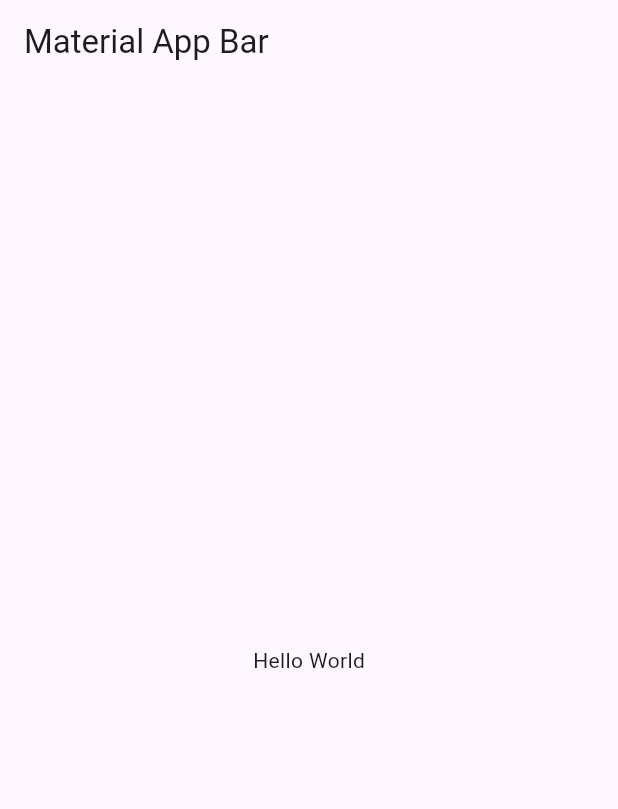
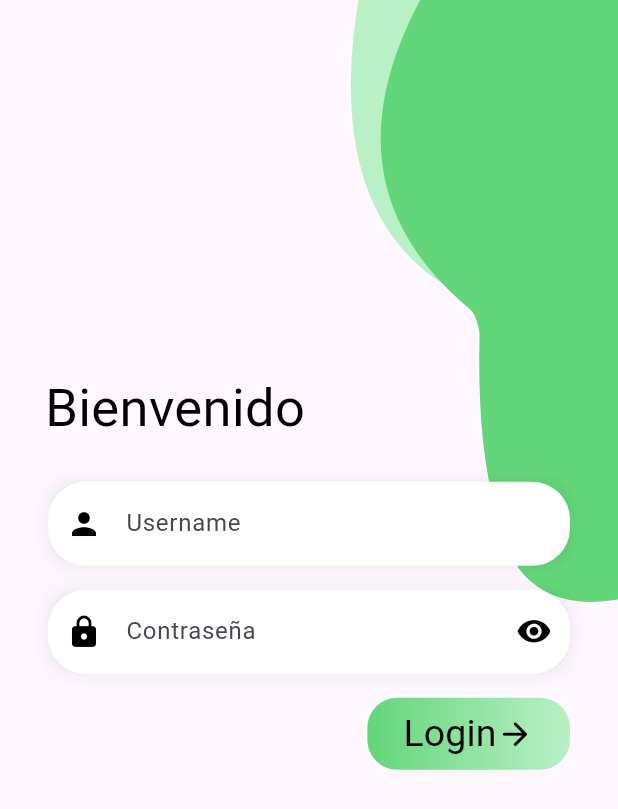
Before and after one commit to UrielRoblesG/task_manager, a Flutter app: the screen it shows after launch, on a phone screen of 412 x 824 dp. Shown: the top 809 px of the screen. Run offline on Flutter 3.47's test engine with Material 3 defaults, Android fonts, the phone set to English and light mode, and no system bars; our stand-ins replace bloc, equatable, flutter_bloc, shared_preferences.

Commit message:
Login funcional

```diff
--- /dev/null
+++ b/lib/blocs/auth/auth_bloc.dart
@@ -0,0 +1,47 @@
+import 'dart:async';
+
+import 'package:bloc/bloc.dart';
+import 'package:equatable/equatable.dart';
+import 'package:task_manager/services/services.dart';
+
+part 'auth_event.dart';
+part 'auth_state.dart';
+
+class AuthBloc extends Bloc<AuthEvent, AuthState> {
+  final AuthService authService;
+  AuthBloc({required this.authService})
+      : super(const AuthState(status: AuthStatus.initial)) {
+    on<AuthEvent>((event, emit) {});
+    on<OnAppStarted>(_onAppStarted);
+    on<OnLoggedIn>(_onLoggedIn);
+    on<OnLoggedOut>(_onLoggedOut);
+  }
+
+  FutureOr<void> _onAppStarted(
+      OnAppStarted event, Emitter<AuthState> emit) async {
+    final token = await authService.hasToken();
+
+    if (token != null) {
+      emit(state.copyWith(token: token, status: AuthStatus.success));
+    } else {
+      emit(state.copyWith(status: AuthStatus.initial));
+    }
+  }
+
+  FutureOr<void> _onLoggedIn(OnLoggedIn event, Emitter<AuthState> emit) async {
+    emit(state.copyWith(status: AuthStatus.loading));
+
+    await Future.delayed(const Duration(milliseconds: 1500));
+    final token = await authService.loggin();
+
+    if (token == null) {
+      emit(state.copyWith(
+          status: AuthStatus.error, msg: 'Error al tratar de iniciar sesión'));
+      return;
+    }
+
+    emit(state.copyWith(status: AuthStatus.success, token: token));
+  }
+
+  FutureOr<void> _onLoggedOut(OnLoggedOut event, Emitter<AuthState> emit) {}
+}
--- /dev/null
+++ b/lib/blocs/auth/auth_event.dart
@@ -0,0 +1,20 @@
+part of 'auth_bloc.dart';
+
+sealed class AuthEvent extends Equatable {
+  const AuthEvent();
+}
+
+class OnAppStarted extends AuthEvent {
+  @override
+  List<Object?> get props => throw UnimplementedError();
+}
+
+class OnLoggedIn extends AuthEvent {
+  @override
+  List<Object?> get props => [];
+}
+
+class OnLoggedOut extends AuthEvent {
+  @override
+  List<Object?> get props => [];
+}
--- /dev/null
+++ b/lib/blocs/auth/auth_state.dart
@@ -0,0 +1,34 @@
+part of 'auth_bloc.dart';
+
+enum AuthStatus { initial, loading, success, error }
+
+class AuthState extends Equatable {
+  final AuthStatus status;
+  final String? token;
+  final String? msg;
+
+  const AuthState({required this.status, this.msg, this.token});
+
+  AuthState copyWith({AuthStatus? status, String? token, String? msg}) =>
+      AuthState(
+          status: status ?? this.status,
+          token: token ?? this.token,
+          msg: msg ?? this.msg);
+
+  @override
+  List<Object?> get props => [token, status, msg];
+}
+
+// final class AuthInitial extends AuthState {
+//   const AuthInitial() : super('');
+// }
+
+// final class Authenticated extends AuthState {
+//   final String token;
+
+//   const Authenticated({required this.token}) : super(token);
+// }
+
+// final class UnAuthenticated extends AuthState {
+//   const UnAuthenticated() : super('');
+// }
--- a/lib/main.dart
+++ b/lib/main.dart
@@ -1,21 +1,42 @@
 import 'package:flutter/material.dart';
+import 'package:task_manager/blocs/auth/auth_bloc.dart';
+import 'package:task_manager/pages/pages.dart';
+import 'package:flutter_bloc/flutter_bloc.dart';
+import 'package:task_manager/services/services.dart';
 
-void main() => runApp(const MyApp());
+void main() async {
+  WidgetsFlutterBinding.ensureInitialized();
+  final authService = AuthService();
+  await authService.initialize();
+  runApp(BlocProvider(
+    create: (context) => AuthBloc(authService: authService),
+    child: const MyApp(),
+  ));
+}
 
 class MyApp extends StatelessWidget {
   const MyApp({super.key});
 
   @override
   Widget build(BuildContext context) {
+    context.read<AuthBloc>().add(OnAppStarted());
     return MaterialApp(
-      title: 'Material App',
-      home: Scaffold(
-        appBar: AppBar(
-          title: const Text('Material App Bar'),
-        ),
-        body: const Center(
-          child: Text('Hello World'),
-        ),
+      debugShowCheckedModeBanner: false,
+      title: 'TaskManager',
+      home: BlocConsumer<AuthBloc, AuthState>(
+        listener: (context, state) {
+          if (state.status == AuthStatus.error) {
+            ScaffoldMessenger.of(context)
+                .showSnackBar(SnackBar(content: Text(state.msg ?? '')));
+          }
+        },
+        builder: (context, state) {
+          if (state.status == AuthStatus.success) {
+            return HomePage();
+          }
+
+          return LoginPage();
+        },
       ),
     );
   }
--- /dev/null
+++ b/lib/pages/login_page.dart
@@ -0,0 +1,178 @@
+import 'dart:developer';
+import 'dart:ui';
+
+import 'package:flutter/material.dart';
+import 'package:flutter_bloc/flutter_bloc.dart';
+import 'package:provider/provider.dart';
+import 'package:task_manager/blocs/auth/auth_bloc.dart';
+import 'package:task_manager/pages/pages.dart';
+import 'package:task_manager/providers/providers.dart';
+import 'package:task_manager/utils/route_navigate.dart';
+import 'package:task_manager/widgets/widgets.dart';
+
+class LoginPage extends StatelessWidget {
+  @override
+  Widget build(BuildContext context) {
+    final size = MediaQuery.of(context).size;
+    return GestureDetector(
+      onTap: () {
+        FocusScope.of(context).unfocus();
+      },
+      child: BlocListener<AuthBloc, AuthState>(
+        listener: (context, state) {
+          if (state.status == AuthStatus.success) {
+            Navigator.pushReplacement(
+                context, RouteNavigate.createRoute(HomePage()));
+          }
+        },
+        child: Scaffold(
+            body: AuthBackground(
+          child: SingleChildScrollView(
+            child: Column(
+              mainAxisAlignment: MainAxisAlignment.center,
+              children: [
+                SizedBox(height: size.height * 0.3),
+                const _LoginHeader(),
+                FormContainer(
+                    height: size.height * .4,
+                    width: size.width,
+                    child: ChangeNotifierProvider(
+                      create: (context) => LoginFormProvider(),
+                      child: const _LoginForm(),
+                    )),
+              ],
+            ),
+          ),
+        )),
+      ),
+    );
+  }
+}
+
+class _LoginHeader extends StatelessWidget {
+  const _LoginHeader({
+    super.key,
+  });
+
+  @override
+  Widget build(BuildContext context) {
+    return Container(
+      padding: const EdgeInsets.only(left: 30),
+      width: double.infinity,
+      child: const Text(
+        'Bienvenido',
+        style: TextStyle(color: Colors.black, fontSize: 35),
+      ),
+    );
+  }
+}
+
+class _LoginForm extends StatelessWidget {
+  const _LoginForm({super.key});
+
+  @override
+  Widget build(BuildContext context) {
+    final loginProvider = Provider.of<LoginFormProvider>(context);
+    final authBloc = context.read<AuthBloc>();
+    return Container(
+      child: Form(
+          key: loginProvider.formKey,
+          autovalidateMode: AutovalidateMode.onUserInteraction,
+          child: Column(
+            children: [
+              InputField(
+                icon: Icons.person,
+                obscureText: false,
+                isPasswordField: false,
+                hintText: 'Username',
+                validator: (value) {
+                  if (value != null && value.isNotEmpty) return null;
+                  return 'Este campo no puede estar vacio';
+                },
+              ),
+              InputField(
+                icon: Icons.lock_rounded,
+                obscureText: loginProvider.passwordVisibility,
+                isPasswordField: true,
+                hintText: 'Contraseña',
+                onChangeVisibility: () {
+                  loginProvider.onChangeVisibility();
+                },
+                validator: (value) {
+                  if (value != null && value.isNotEmpty) return null;
+
+                  return 'Este campo no puede estar vacio';
+                },
+              ),
+              Row(
+                mainAxisAlignment: MainAxisAlignment.end,
+                children: [
+                  BlocBuilder<AuthBloc, AuthState>(
+                    builder: (context, state) {
+                      return _LoginButton(
+                        isLoading:
+                            (state.status == AuthStatus.loading) ? true : false,
+                        onPressed: () {
+                          if (!loginProvider.isValid()) return;
+
+                          authBloc.add(OnLoggedIn());
+                        },
+                      );
+                    },
+                  )
+                ],
+              )
+            ],
+          )),
+    );
+  }
+}
+
+class _LoginButton extends StatelessWidget {
+  final BorderRadiusGeometry? borderRadius;
+  final VoidCallback? onPressed;
+  final bool isLoading;
+  _LoginButton(
+      {super.key, this.borderRadius, this.onPressed, this.isLoading = false});
+
+  @override
+  Widget build(BuildContext context) {
+    final br = borderRadius ?? BorderRadius.circular(20);
+
+    return Container(
+      margin: const EdgeInsets.symmetric(vertical: 8),
+      decoration: BoxDecoration(
+          borderRadius: br,
+          gradient: const LinearGradient(
+              colors: [Color(0xFF63d67a), Color(0xFFb9f0c5)])),
+      child: ElevatedButton(
+          style: ElevatedButton.styleFrom(
+              backgroundColor: Colors.transparent,
+              shadowColor: Colors.transparent,
+              shape: RoundedRectangleBorder(borderRadius: br)),
+          onPressed: onPressed,
+          child: (!isLoading)
+              ? const Row(
+                  mainAxisAlignment: MainAxisAlignment.spaceBetween,
+                  children: [
+                    const Text(
+                      'Login',
+                      style: TextStyle(
+                        fontWeight: FontWeight.w400,
+                        fontSize: 25,
+                        color: Colors.black,
+                      ),
+                    ),
+                    Icon(
+                      Icons.arrow_forward_rounded,
+                      color: Colors.black,
+                      size: 25,
+                    )
+                  ],
+                )
+              : const CircularProgressIndicator(
+                  color: Colors.black,
+                )),
+    );
+  }
+}
--- /dev/null
+++ b/lib/pages/pages.dart
@@ -0,0 +1,3 @@
+export 'package:task_manager/pages/home_page.dart';
+
+export 'package:task_manager/pages/login_page.dart';
--- /dev/null
+++ b/lib/providers/login_form_provider.dart
@@ -0,0 +1,37 @@
+import 'package:flutter/material.dart';
+
+class LoginFormProvider extends ChangeNotifier {
+  final GlobalKey<FormState> formKey = GlobalKey<FormState>();
+  String _username = '';
+  String _password = '';
+  bool _passwordVisibility = false;
+
+  set username(String value) {
+    _username = value;
+    notifyListeners();
+  }
+
+  set password(String value) {
+    _password = value;
+    notifyListeners();
+  }
+
+  set passwordVisibility(bool value) {
+    _passwordVisibility = value;
+    notifyListeners();
+  }
+
+  void onChangeVisibility() {
+    passwordVisibility = !passwordVisibility;
+  }
+
+  String get username => _username;
+
+  String get password => password;
+
+  bool get passwordVisibility => _passwordVisibility;
+
+  bool isValid() {
+    return formKey.currentState?.validate() ?? false;
+  }
+}
--- /dev/null
+++ b/lib/providers/providers.dart
@@ -0,0 +1 @@
+export 'package:task_manager/providers/login_form_provider.dart';
--- /dev/null
+++ b/lib/services/services.dart
@@ -0,0 +1 @@
+export 'package:task_manager/services/auth_service.dart';
--- /dev/null
+++ b/lib/widgets/auth_background.dart
@@ -0,0 +1,36 @@
+import 'package:flutter/material.dart';
+import 'package:task_manager/widgets/widgets.dart';
+
+class AuthBackground extends StatelessWidget {
+  final Widget child;
+
+  const AuthBackground({super.key, this.child = const SizedBox()});
+
+  @override
+  Widget build(BuildContext context) {
+    final size = MediaQuery.of(context).size;
+
+    return Container(
+      width: size.width,
+      height: size.height,
+      child: Stack(
+        children: [..._backgroundElements(size), child],
+      ),
+    );
+  }
+
+  List<Widget> _backgroundElements(Size size) => [
+        Positioned(
+            right: 0,
+            child: CircleContainer(
+              height: size.height * .5,
+              width: size.width * 0.4,
+            )),
+        Positioned(
+            right: 0,
+            child: PeanutContainer(
+              height: size.height * 0.5,
+              width: size.width * 0.4,
+            )),
+      ];
+}
--- /dev/null
+++ b/lib/widgets/form_container.dart
@@ -0,0 +1,27 @@
+import 'package:flutter/material.dart';
+
+class FormContainer extends StatelessWidget {
+  final double height;
+  final double width;
+  final Widget child;
+  final EdgeInsetsGeometry margin;
+  final EdgeInsetsGeometry padding;
+
+  const FormContainer(
+      {super.key,
+      required this.height,
+      required this.width,
+      this.child = const SizedBox(),
+      this.margin = const EdgeInsets.symmetric(horizontal: 24),
+      this.padding = const EdgeInsets.symmetric(horizontal: 8, vertical: 16)});
+
+  @override
+  Widget build(BuildContext context) {
+    return Container(
+        margin: margin,
+        padding: padding,
+        height: height,
+        width: width,
+        child: child);
+  }
+}
--- /dev/null
+++ b/lib/widgets/input_field.dart
@@ -0,0 +1,67 @@
+import 'package:flutter/material.dart';
+
+class InputField extends StatelessWidget {
+  final IconData icon;
+  final bool obscureText;
+  final bool isPasswordField;
+  final String hintText;
+  final EdgeInsetsGeometry margin;
+  String? Function(String?)? validator;
+  final VoidCallback? onChangeVisibility;
+  final TextInputType keyboardType;
+
+  InputField(
+      {super.key,
+      required this.icon,
+      this.hintText = '',
+      this.obscureText = false,
+      this.isPasswordField = false,
+      this.margin = const EdgeInsets.symmetric(vertical: 8),
+      this.validator,
+      this.keyboardType = TextInputType.text,
+      this.onChangeVisibility});
+
+  @override
+  Widget build(BuildContext context) {
+    return Container(
+      margin: margin,
+      decoration: BoxDecoration(boxShadow: [
+        BoxShadow(
+          color: const Color(0xFF000000).withOpacity(0.2),
+          offset: Offset(0, 0),
+          blurRadius: 14,
+          spreadRadius: -7,
+        ),
+      ]),
+      child: TextFormField(
+        autocorrect: false,
+        keyboardType: keyboardType,
+        obscureText: (isPasswordField == false) ? obscureText : !obscureText,
+        validator: validator,
+        decoration: InputDecoration(
+            prefixIcon: Icon(
+              icon,
+              color: Colors.black,
+            ),
+            hintText: hintText,
+            filled: true,
+            fillColor: Colors.white,
+            suffixIcon: (isPasswordField)
+                ? IconButton(
+                    icon: Icon(
+                      (obscureText)
+                          ? Icons.visibility_off_rounded
+                          : Icons.visibility_rounded,
+                      color: Colors.black,
+                    ),
+                    onPressed: onChangeVisibility,
+                  )
+                : null,
+            border: OutlineInputBorder(
+              borderSide: BorderSide.none,
+              borderRadius: BorderRadius.circular(25),
+            )),
+      ),
+    );
+  }
+}
--- /dev/null
+++ b/lib/widgets/ui.dart
@@ -0,0 +1,107 @@
+import 'package:flutter/material.dart';
+
+class PeanutContainer extends StatelessWidget {
+  final double height;
+  final double width;
+  final Color color;
+  const PeanutContainer(
+      {super.key,
+      this.height = double.infinity,
+      this.width = double.infinity,
+      this.color = const Color(0xFF63d67a)});
+
+  @override
+  Widget build(BuildContext context) {
+    return Container(
+      width: width,
+      height: height,
+      child: CustomPaint(
+        painter: _PeanutPainter(color: color),
+      ),
+    );
+  }
+}
+
+class _PeanutPainter extends CustomPainter {
+  final Color color;
+
+  _PeanutPainter({super.repaint, required this.color});
+  @override
+  void paint(Canvas canvas, Size size) {
+    final paint = Paint();
+
+    paint.style = PaintingStyle.fill;
+    paint.strokeWidth = 3;
+    paint.color = color;
+    final path = Path();
+
+    path.moveTo(size.width * 0.2, 0);
+    path.quadraticBezierTo(size.width * -0.2, size.height * 0.3,
+        size.width * 0.4, size.height * 0.5);
+    path.quadraticBezierTo(size.width * 0.43, size.height * 0.51,
+        size.width * 0.44, size.height * 0.54);
+
+    path.quadraticBezierTo(size.width * 0.43, size.height * 0.7,
+        size.width * 0.49, size.height * 0.8);
+    path.quadraticBezierTo(
+        size.width * 0.56, size.height, size.width, size.height * 0.97);
+    path.lineTo(size.width, 0);
+
+    canvas.drawPath(path, paint);
+  }
+
+  @override
+  bool shouldRepaint(covariant CustomPainter oldDelegate) => false;
+}
+
+class CircleContainer extends StatelessWidget {
+  final double height;
+  final double width;
+  final Color color;
+
+  const CircleContainer(
+      {super.key,
+      this.height = double.infinity,
+      this.width = double.infinity,
+      this.color = const Color(0xFFb9f0c5)});
+
+  @override
+  Widget build(BuildContext context) {
+    return Container(
+      width: width,
+      height: height,
+      child: CustomPaint(
+        painter: _CirclePainter(color: color),
+      ),
+    );
+  }
+}
+
+class _CirclePainter extends CustomPainter {
+  final Color color;
+
+  _CirclePainter({super.repaint, required this.color});
+  @override
+  void paint(Canvas canvas, Size size) {
+    final paint = Paint();
+
+    paint.style = PaintingStyle.fill;
+    paint.strokeWidth = 3;
+    paint.color = color;
+    final path = Path();
+
+    path.moveTo(size.width * -0.05, 0);
+    path.quadraticBezierTo(size.width - 200, size.height * 0.4,
+        size.width * 0.5, size.height * .5);
+    path.lineTo(size.width, 0);
+    // path.quadraticBezierTo(size.width * -0.25, size.height * 0.3,
+    //     size.width * 0.4, size.height * 0.5);
+    // path.quadraticBezierTo(size.width * 0.43, size.height * 0.51,
+    //     size.width * 0.44, size.height * 0.54);
+
+    canvas.drawPath(path, paint);
+  }
+
+  @override
+  bool shouldRepaint(covariant CustomPainter oldDelegate) => false;
+}
--- a/pubspec.yaml
+++ b/pubspec.yaml
@@ -35,6 +35,11 @@ dependencies:
   # The following adds the Cupertino Icons font to your application.
   # Use with the CupertinoIcons class for iOS style icons.
   cupertino_icons: ^1.0.2
+  flutter_bloc: ^8.1.4
+  equatable: ^2.0.5
+  shared_preferences: ^2.2.2
+  http: ^1.2.0
+  provider: ^6.1.2
 
 dev_dependencies:
   flutter_test:
```
Also changed, not shown: lib/pages/home_page.dart (added, +12 -0 lines), lib/services/auth_service.dart (added, +52 -0 lines), lib/utils/route_navigate.dart (added, +21 -0 lines), lib/widgets/widgets.dart (added, +7 -0 lines), lib/views/views.dart (added), pubspec.lock, 1 other file.
